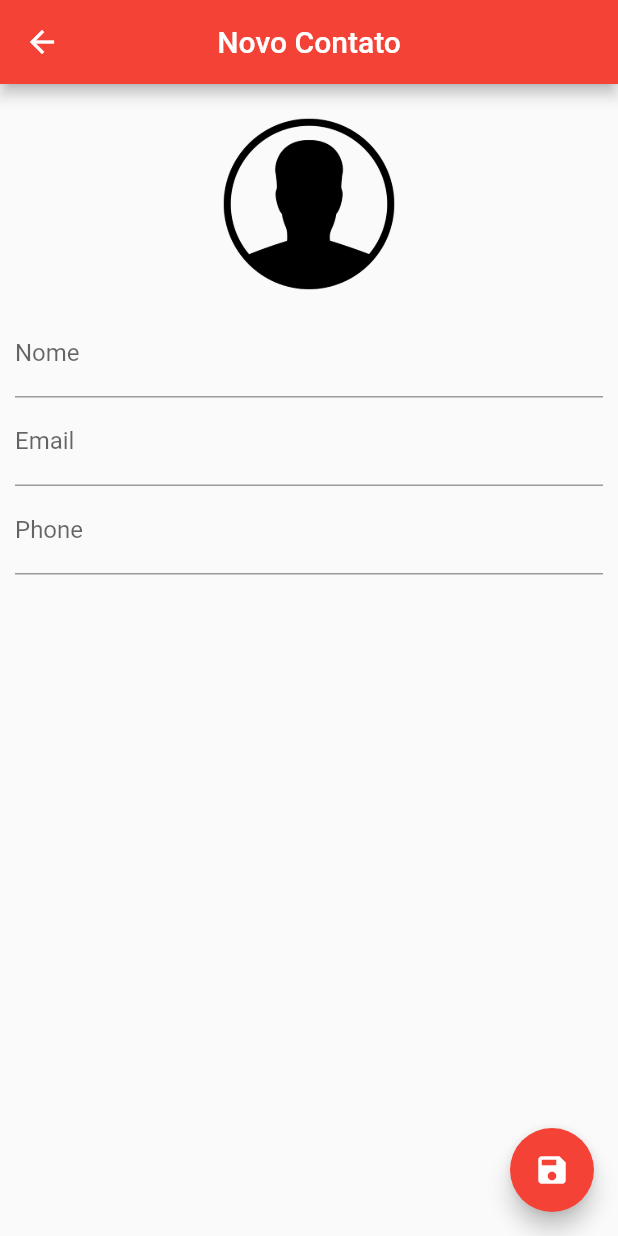
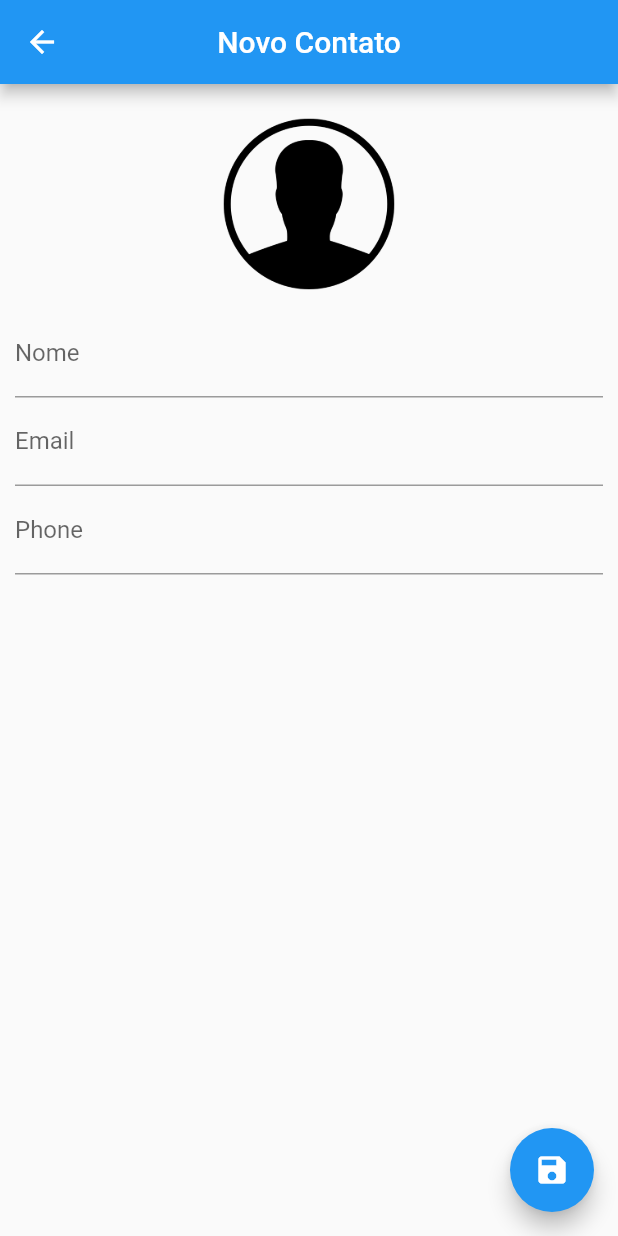
Before and after one commit to ElizandroSchramm/flutter-agenda-contatos, a Flutter app: the screen it shows after launch, after a tap on the "add" icon, on a phone screen of 412 x 824 dp. Run offline on Flutter 3.47's test engine with Material 2 defaults, Android fonts, the phone set to English and light mode, and no system bars; our stand-ins replace image_picker, sqflite; accounts and stored records are empty.

Commit message:
Troca de cor

```diff
--- a/lib/ui/contact_page.dart
+++ b/lib/ui/contact_page.dart
@@ -48,7 +48,7 @@ class _ContactPageState extends State<ContactPage> {
       onWillPop: _requestPop,
       child: Scaffold(
         appBar: AppBar(
-          backgroundColor: Colors.red,
+          backgroundColor: Colors.blue,
           title: Text(_editedContact.name ?? "Novo Contato"),
           centerTitle: true,
         ),
@@ -61,7 +61,7 @@ class _ContactPageState extends State<ContactPage> {
             }
           },
           child: Icon(Icons.save),
-          backgroundColor: Colors.red,
+          backgroundColor: Colors.blue,
         ),
         body: SingleChildScrollView(
           padding: EdgeInsets.all(10.0),
--- a/lib/ui/home_page.dart
+++ b/lib/ui/home_page.dart
@@ -30,7 +30,7 @@ class _HomePageState extends State<HomePage> {
     return Scaffold(
       appBar: AppBar(
         title: Text("Contatos"),
-        backgroundColor: Colors.red,
+        backgroundColor: Colors.blue,
         centerTitle: true,
         actions: <Widget>[
           PopupMenuButton<OrderOptions>(
@@ -54,7 +54,7 @@ class _HomePageState extends State<HomePage> {
             _showContactPage();
           },
           child: Icon(Icons.add),
-          backgroundColor: Colors.red,
+          backgroundColor: Colors.blue,
       ),
       body: ListView.builder(
           padding: EdgeInsets.all(10.0),
@@ -130,7 +130,7 @@ class _HomePageState extends State<HomePage> {
                       padding: EdgeInsets.all(10.0),
                       child: FlatButton(
                         child: Text("Ligar",
-                          style: TextStyle(color: Colors.red, fontSize: 20.0),
+                          style: TextStyle(color: Colors.blue, fontSize: 20.0),
                         ),
                         onPressed: (){
                           launch("tel:${contacts[index].phone}");
@@ -142,7 +142,7 @@ class _HomePageState extends State<HomePage> {
                       padding: EdgeInsets.all(10.0),
                       child: FlatButton(
                         child: Text("Editar",
-                          style: TextStyle(color: Colors.red, fontSize: 20.0),
+                          style: TextStyle(color: Colors.blue, fontSize: 20.0),
                         ),
                         onPressed: (){
                           Navigator.pop(context);
```
